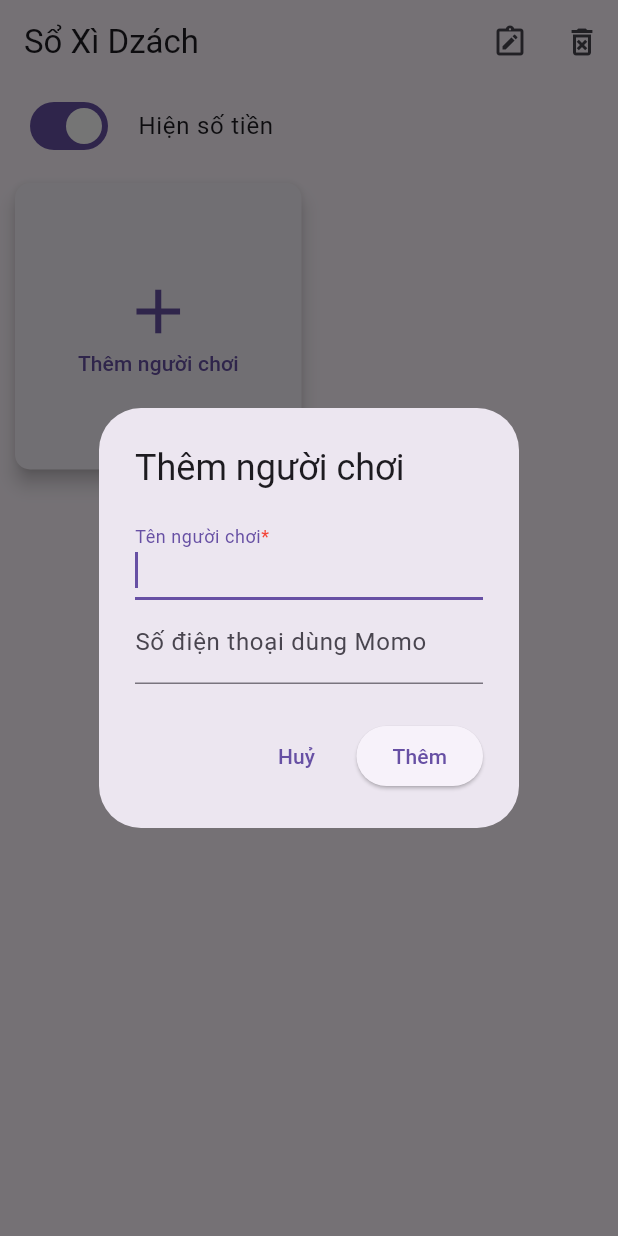
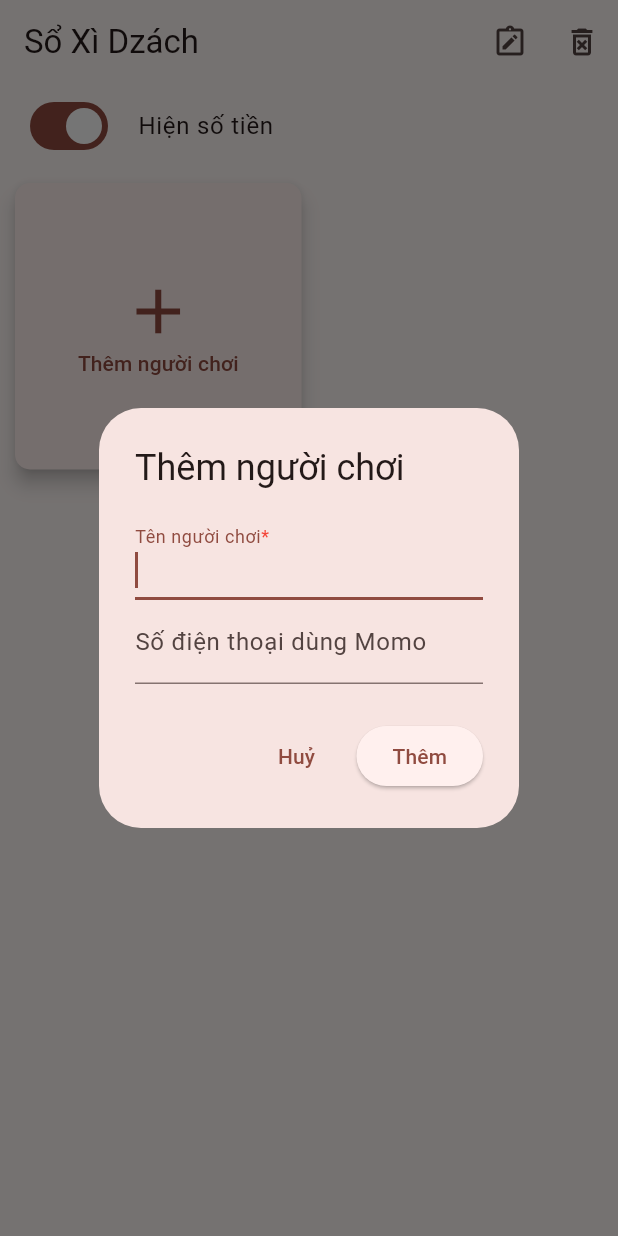
Before and after one commit to MemphisNguyen/blackjack_note, a Flutter app: the screen it shows after launch, after a tap on "Thêm người chơi", on a phone screen of 412 x 824 dp. Run offline on Flutter 3.47's test engine with Material 3 defaults, Android fonts, the phone set to English and light mode, and no system bars; our stand-ins replace qr_flutter, shared_preferences; accounts and stored records are empty.

Commit message:
upgrade android

```diff
--- a/lib/constants.dart
+++ b/lib/constants.dart
@@ -1,4 +1,4 @@
 class Constants {
-  static const String userPrefName = 'users';
-  static const String logPrefName = 'logs';
+    static const String userPrefName = 'users';
+    static const String logPrefName = 'logs';
 }
--- a/lib/main.dart
+++ b/lib/main.dart
@@ -16,7 +16,9 @@ class MyApp extends StatelessWidget {
     return MaterialApp(
       title: 'Sổ xì dách',
       theme: ThemeData(
-        primarySwatch: Colors.blue,
+        colorScheme: ColorScheme.fromSeed(
+          seedColor: const Color.fromARGB(255, 243, 26, 11),
+        ),
       ),
       routes: {
         '/': (context) {
--- a/lib/screens/home.dart
+++ b/lib/screens/home.dart
@@ -100,9 +100,9 @@ class _HomeScreenState extends State<HomeScreen> {
             child: ListBody(
               children: [
                 TextField(
-                  decoration: InputDecoration(
+                  decoration: const InputDecoration(
                     label: Row(
-                      children: const [
+                      children: [
                         Text('Tên người chơi'),
                         Text(
                           '*',
@@ -160,9 +160,9 @@ class _HomeScreenState extends State<HomeScreen> {
       builder: (BuildContext context) {
         return AlertDialog(
           title: const Text('Xoá dữ liệu'),
-          content: SingleChildScrollView(
+          content: const SingleChildScrollView(
             child: ListBody(
-              children: const [
+              children: [
                 Text(
                     'Bạn có chắc chắn muốn xoá tất cả dữ liệu bao gồm người chơi, số ghi nợ và nhật ký?'),
                 Text(
@@ -323,9 +323,9 @@ class _HomeScreenState extends State<HomeScreen> {
                                 onPressed: () {
                                   _showAddUserDialog();
                                 },
-                                child: Column(
+                                child: const Column(
                                   mainAxisAlignment: MainAxisAlignment.center,
-                                  children: const [
+                                  children: [
                                     Icon(
                                       Icons.add,
                                       size: 50,
```
Also changed, not shown: lib/screens/summary.dart (+4 -4 lines), lib/widgets/user.dart (+4 -4 lines), pubspec.yaml (+7 -82 lines), pubspec.lock, 8 other files.
